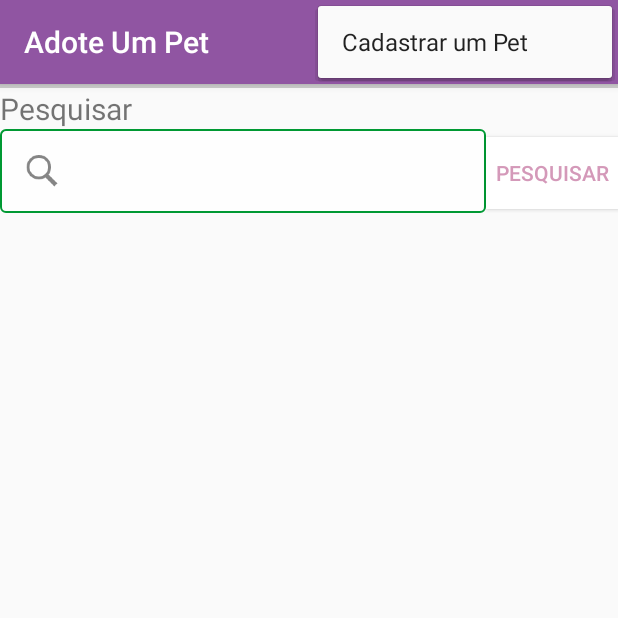
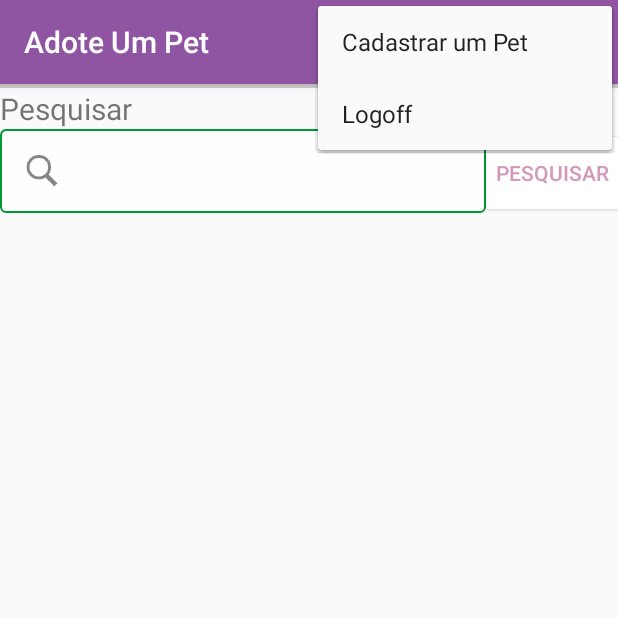
Before and after one commit to guilhermebreed/AdoteUmPet, an Android app: the MainActivity screen opened directly, with no data from a screen before it, with the options menu open, on a phone screen of 412 x 824 dp, the top half of it. Run offline under Robolectric (Android 15) with nearby library versions, the phone set to English and light mode, and no system bars.

Commit message:
*Logoff na main

```diff
--- a/app/src/main/java/com/example/italo/adoteumpet/ui/controller/PessoaController.java
+++ b/app/src/main/java/com/example/italo/adoteumpet/ui/controller/PessoaController.java
@@ -129,5 +129,7 @@ public class PessoaController {
         }
         return false;
     }
-
+    public static void fazerLogoff(){
+        setPessoaLogada(null);
+    }
 }
--- a/app/src/main/res/menu/menu_main.xml
+++ b/app/src/main/res/menu/menu_main.xml
@@ -5,5 +5,7 @@
     <item android:id="@+id/cadastra"
         android:title="@string/opcaoMenu"
         android:orderInCategory="100" app:showAsAction="never"/>
-
+    <item android:id="@+id/mnu_logoff"
+        android:title="@string/opcao2Menu"
+        android:orderInCategory="101" app:showAsAction="never"/>
 </menu>
--- a/app/src/main/res/values/strings.xml
+++ b/app/src/main/res/values/strings.xml
@@ -1,6 +1,7 @@
 <resources>
     <string name="app_name">Adote Um Pet</string>
     <string name="opcaoMenu">Cadastrar um Pet</string>
+    <string name="opcao2Menu">Logoff</string>
     <string-array name="Raca">
         <item>Bulldog</item>
         <item>Pastor Alemão</item>
```
Also changed, not shown: app/src/main/java/com/example/italo/adoteumpet/ui/view/MainActivity.java (+8 -1 lines).
